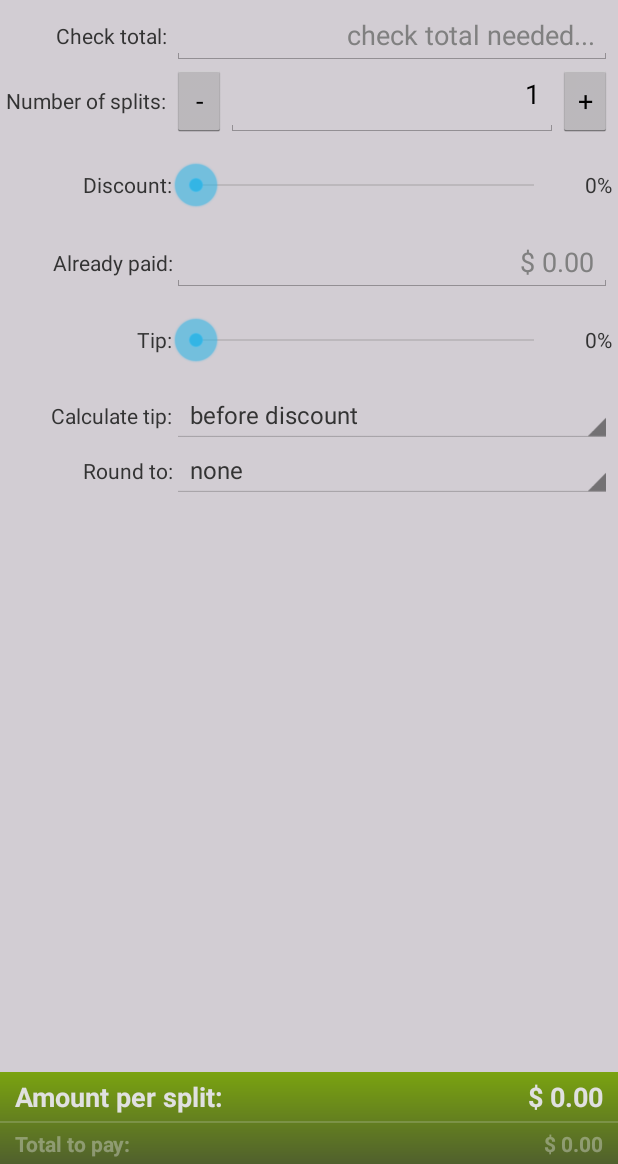
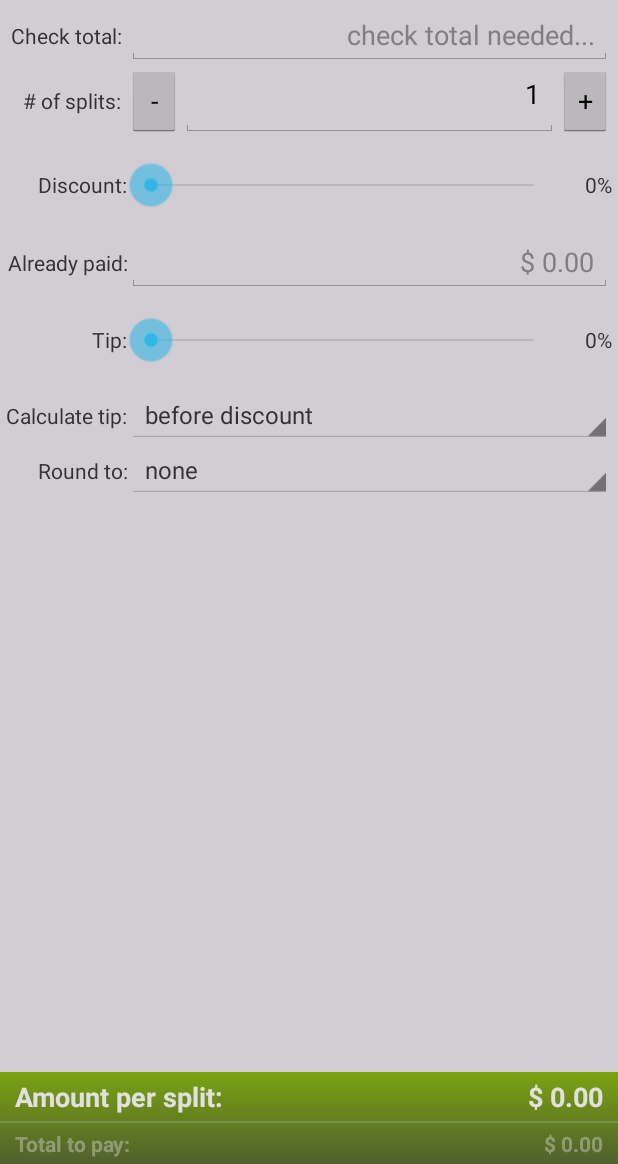
Before and after one commit to axelitus/android-CheckSplit, an Android app: the screen it shows after launch (MainActivity), on a phone screen of 412 x 824 dp, the part 72-1236 px from its top. Run offline under Robolectric (Android 15) with nearby library versions, the phone set to English and light mode, and no system bars.

Commit message:
Reduced the label text length to allow the widgets to grow a little more for smaller screens.

```diff
--- a/CheckSplit/src/main/res/values/strings.xml
+++ b/CheckSplit/src/main/res/values/strings.xml
@@ -8,8 +8,8 @@
     <string name="main_amount_per_split" >Amount per split:</string>
     <string name="main_check_total" >Check total:</string>
     <string name="main_check_total_hint">check total needed...</string>
-    <string name="main_split_count" >Number of splits:</string>
-    <string name="main_split_count_hint">Number of splits needed...</string>
+    <string name="main_split_count" ># of splits:</string>
+    <string name="main_split_count_hint"># of splits needed...</string>
     <string name="main_discount">Discount:</string>
     <string name="main_tip">Tip:</string>
     <string name="main_amount_per_split_default_value">$ 0.00</string>
```
